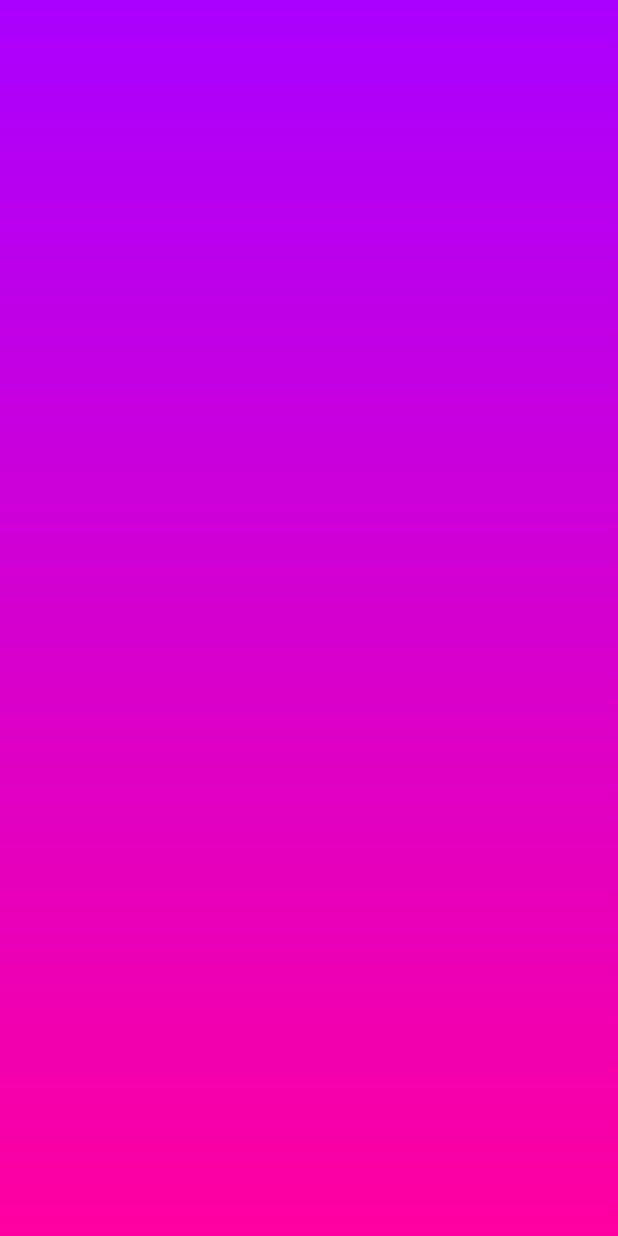
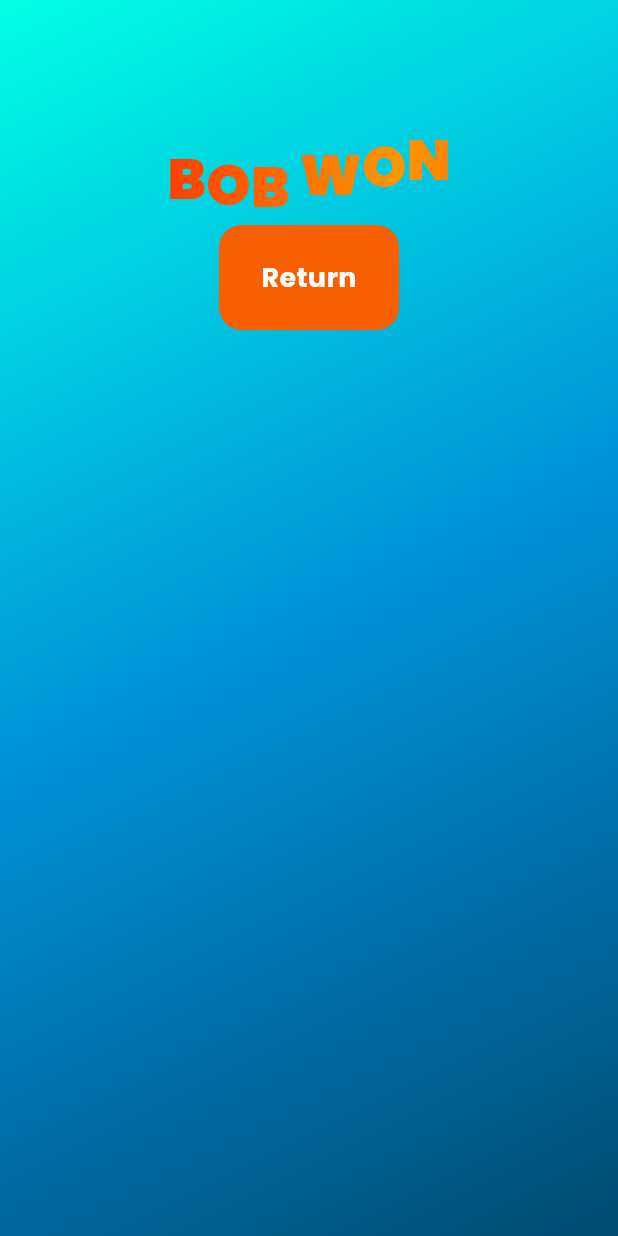
Before and after one commit to Nitish631/Bingo_N, a Flutter app: the wonPage screen opened directly, on a phone screen of 412 x 824 dp. Run offline on Flutter 3.47's test engine with Material 3 defaults, Android fonts, the phone set to English and light mode, and no system bars; our stand-ins replace connectivity_plus, google_fonts, sqflite; accounts and stored records are empty.

Commit message:
The won page is completed

```diff
--- a/lib/GameData/GameData.dart
+++ b/lib/GameData/GameData.dart
@@ -60,7 +60,7 @@ class GameData extends ChangeNotifier {
   late ConnectionStatus connectionStatus = ConnectionStatus.instance;
   bool isServer = false;
   int recentlyClicked = -11;
-int wonId=0;
+int wonId=205;
   static final GameData instance = GameData._init();
   GameData._init();
   UserDatabase userDatabase = UserDatabase.instance;
@@ -99,7 +99,7 @@ int wonId=0;
 
   int get myId => _myId!;
   void setId(int? id) {
-    // _myId ??= id;
+    _myId =id??0;
   }
 
   void hasWon(){
--- a/lib/screen/wonPage.dart
+++ b/lib/screen/wonPage.dart
@@ -1,27 +1,171 @@
+import 'dart:io';
+import 'dart:math';
+
+import 'package:bingo_n/GameData/GameData.dart';
 import 'package:flutter/material.dart';
+import 'package:google_fonts/google_fonts.dart';
+
 class wonPage extends StatefulWidget {
-  const wonPage({super.key}) ;
+  const wonPage({super.key});
 
   @override
   State<wonPage> createState() => _wonPageState();
 }
 
-class _wonPageState extends State<wonPage> {
+class _wonPageState extends State<wonPage> with SingleTickerProviderStateMixin {
+  GameData gameData = GameData.instance;
+  late AnimationController animationController;
+  late Animation<double> animation;
+  late Animation<double> colorValue;
+  late Animation<double> waveAnimation;
+  @override
+  void initState() {
+    // TODO: implement initState
+    super.initState();
+    animationController = AnimationController(
+      vsync: this,
+      duration: Duration(milliseconds: 2500),
+    );
+    animationController.addStatusListener((status) {
+      if (status == AnimationStatus.completed) {
+        animationController.stop();
+        animationController.duration = Duration(milliseconds: 800);
+        animationController.repeat(min: 0.7, max: 1.0);
+      }
+    });
+    animation = Tween<double>(begin: 0, end: 300).animate(
+      CurvedAnimation(
+        parent: animationController,
+        curve: Interval(0, 0.2, curve: Curves.easeInOut),
+      ),
+    );
+    colorValue = Tween<double>(begin: 0, end: 800).animate(
+      CurvedAnimation(
+        parent: animationController,
+        curve: Interval(0.28, 0.68, curve: Curves.easeInOut),
+      ),
+    );
+    waveAnimation = Tween<double>(begin: 0, end: 2 * pi).animate(
+      CurvedAnimation(
+        parent: animationController,
+        curve: Interval(0.7, 1, curve: Curves.easeInOut),
+      ),
+    );
+    animationController.forward();
+  }
+
+  @override
+  void dispose() {
+    // TODO: implement dispose
+    animationController.dispose();
+    super.dispose();
+  }
+
   @override
   Widget build(BuildContext context) {
     return Scaffold(
       body: Container(
         decoration: BoxDecoration(
           gradient: LinearGradient(
-            begin: Alignment.bottomCenter,
-            end: Alignment.topCenter,
+            begin: Alignment.bottomRight,
+            end: Alignment.topLeft,
             colors: [
-              Color.fromRGBO(255, 0, 160, 1),
-              Color.fromRGBO(170, 0, 255, 1),
-            ]
-          )
+              const Color.fromRGBO(0, 75, 113, 1),
+              const Color.fromARGB(255, 0, 146, 219),
+              const Color.fromARGB(255, 0, 255, 229),
+            ],
+          ),
+        ),
+        child: AnimatedBuilder(
+          animation: animationController,
+          builder: (context, child) {
+            return Container(
+              height: double.infinity,
+              width: double.infinity,
+              child: Column(
+                children: [
+                  Center(
+                    child: Transform.translate(
+                      offset: Offset(0, 340 - animation.value),
+                      child: Container(
+                        height: animation.value / 2,
+                        width: double.infinity,
+                        child: Center(
+                          child: buildWaveText(
+                            "${gameData.playersWithId[gameData.wonId].toString().toUpperCase()} WON",
+                          ),
+                        ),
+                      ),
+                    ),
+                  ),
+                  Positioned(
+                    right: 20,
+                    bottom: 50,
+                    child: InkWell(
+                      onTap: () {
+                        Navigator.pop(context);
+                      },
+                      child: Container(
+                        height: 70,
+                        width: 120,
+                        decoration: BoxDecoration(
+                          borderRadius: BorderRadius.circular(15),
+                          color: const Color.fromARGB(255, 247, 95, 0),
+                        ),
+                        child: Center(
+                          child: Text(
+                            "Return",
+                            style: GoogleFonts.poppins(
+                              fontSize: 18,
+                              fontWeight: FontWeight.bold,
+                              color: Colors.white,
+                            ),
+                          ),
+                        ),
+                      ),
+                    ),
+                  ),
+                ],
+              ),
+            );
+          },
         ),
       ),
     );
   }
+
+  Widget buildWaveText(String text) {
+    return AnimatedBuilder(
+      animation: animationController,
+      builder: (context, child) {
+        return Row(
+          mainAxisSize: MainAxisSize.min,
+          children: List.generate(text.length, (index) {
+            // wave calculation
+            double waveOffset = sin(waveAnimation.value + (index * 0.6)) * 10;
+
+            return Transform.translate(
+              offset: Offset(0, waveOffset),
+              child: Text(
+                text[index],
+                style: GoogleFonts.poppins(
+                  fontSize: animation.value / 8,
+                  fontWeight: FontWeight.w900,
+                  foreground: Paint()
+                    ..shader = LinearGradient(
+                      colors: [
+                        Color.fromRGBO(255, 0, 0, 1),
+                        Color.fromRGBO(255, 150, 0, 1),
+                        Color.fromRGBO(255, 0, 0, 1),
+                        Color.fromRGBO(255, 150, 0, 1),
+                      ],
+                    ).createShader(Rect.fromLTRB(0, 0, colorValue.value, 100)),
+                ),
+              ),
+            );
+          }),
+        );
+      },
+    );
+  }
 }
```
Also changed, not shown: lib/screen/waveText.dart (added, +63 -0 lines).
